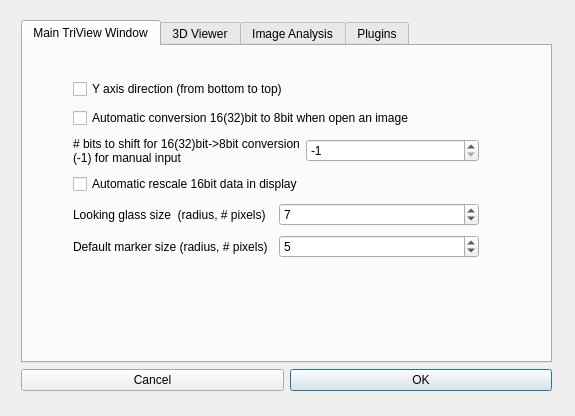
Qt form v3d_main/v3d/v3d_global_preference.ui (CBL-ORION/Vaa3D-mirror) before a commit.
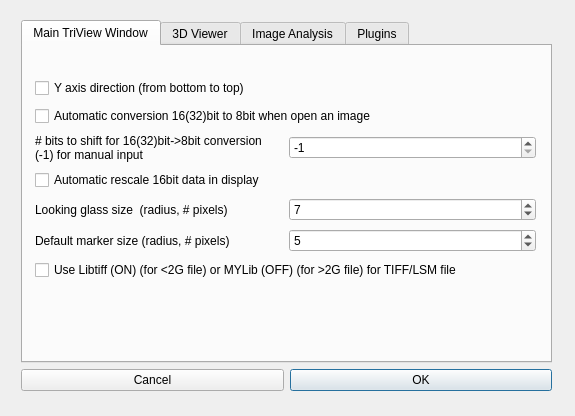
The same form after that commit.

Commit message: add an option to use libtiff or mylib

Patch:
```diff
--- a/v3d_main/v3d/v3d_global_preference.ui
+++ b/v3d_main/v3d/v3d_global_preference.ui
@@ -32,16 +32,16 @@
        <attribute name="title">
         <string>Main TriView Window</string>
        </attribute>
-       <widget class="QWidget" name="layoutWidget">
+       <widget class="QWidget" name="">
         <property name="geometry">
          <rect>
-          <x>50</x>
+          <x>12</x>
           <y>30</y>
-          <width>406</width>
-          <height>188</height>
+          <width>501</width>
+          <height>211</height>
          </rect>
         </property>
-        <layout class="QVBoxLayout">
+        <layout class="QVBoxLayout" name="verticalLayout_3">
          <item>
           <widget class="QCheckBox" name="checkBox_yaxis_up">
            <property name="text">
@@ -127,6 +127,13 @@
            </item>
           </layout>
          </item>
+         <item>
+          <widget class="QCheckBox" name="checkBox_libTiff_Mylib">
+           <property name="text">
+            <string>Use Libtiff (ON) (for &lt;2G file) or MYLib (OFF) (for &gt;2G file) for TIFF/LSM file</string>
+           </property>
+          </widget>
+         </item>
         </layout>
        </widget>
       </widget>
```
Left out of the diff: 13 changed lines with no effect on the pictures. The commit also changes 2 other files.
